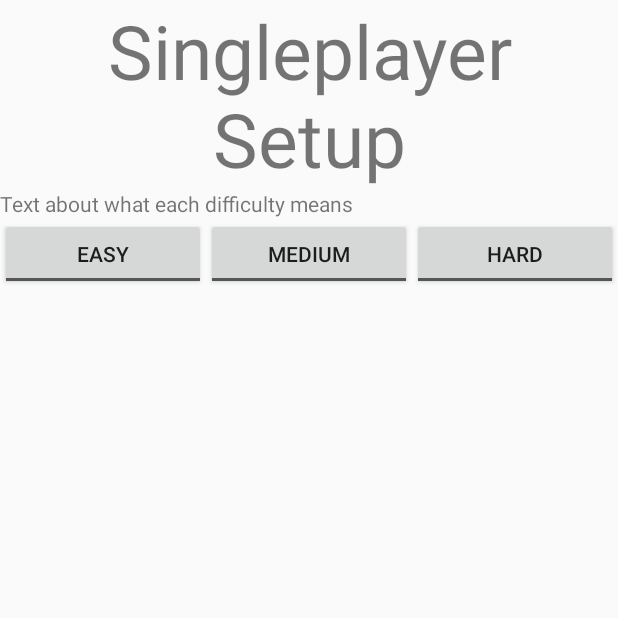
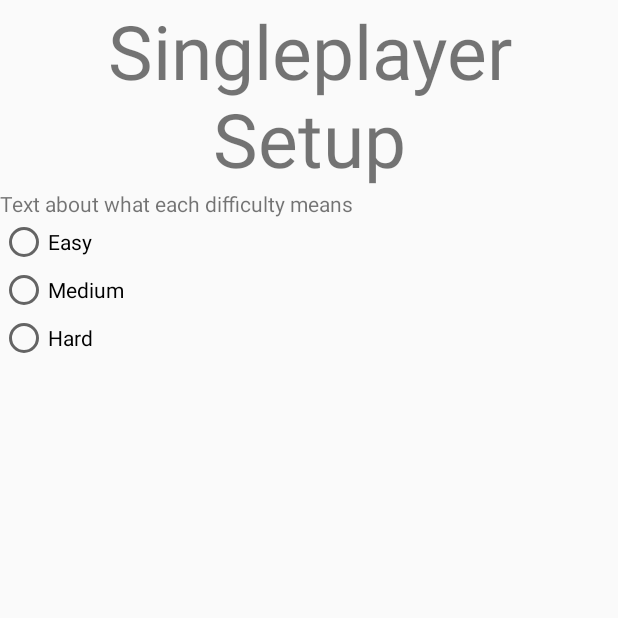
Before and after one commit to Svante-J-TE/HangmanGame, an Android app: the MainSingleplayerSetup screen opened directly, with no data from a screen before it, on a phone screen of 412 x 824 dp, the top half of it. Run offline under Robolectric (Android 15) with nearby library versions, the phone set to English and light mode, and no system bars.

Commit message:
changed togglebutton to radiobutton and have located the cause of diffficulty crashes

```diff
--- a/app/src/main/java/main/game/hangman/MainSingleplayerSetup.java
+++ b/app/src/main/java/main/game/hangman/MainSingleplayerSetup.java
@@ -6,6 +6,7 @@ import android.os.Bundle;
 import android.view.View;
 import android.widget.Button;
 import android.widget.CompoundButton;
+import android.widget.RadioButton;
 import android.widget.ToggleButton;
 
 public class MainSingleplayerSetup extends AppCompatActivity {
@@ -20,52 +21,27 @@ public class MainSingleplayerSetup extends AppCompatActivity {
         super.onCreate(savedInstanceState);
         setContentView(R.layout.singleplayersetup_main);
 
-        buttonEasy = findViewById(R.id.easyButton);
+        final RadioButton buttonEasy = findViewById(R.id.easyButton);
         buttonEasy.setOnClickListener(new View.OnClickListener() {
             @Override
             public void onClick(View view) {
-                buttonEasy.setOnCheckedChangeListener(new CompoundButton.OnCheckedChangeListener() {
-                    @Override
-                    public void onCheckedChanged(CompoundButton compoundButton, boolean active) {
-                        if(active) {
-                            importantData.set_difficulty(1);
-                        }
-                        else { }
-                    }
-                });
+                importantData.set_difficulty(1);
             }
         });
 
-        buttonMedium = findViewById(R.id.mediumButton);
+        final RadioButton buttonMedium = findViewById(R.id.mediumButton);
         buttonMedium.setOnClickListener(new View.OnClickListener() {
             @Override
             public void onClick(View view) {
-                buttonMedium.setOnCheckedChangeListener(new CompoundButton.OnCheckedChangeListener() {
-                    @Override
-                    public void onCheckedChanged(CompoundButton compoundButton, boolean active) {
-                        if(active) {
-                            importantData.set_difficulty(2);
-                        }
-                        else { }
-                    }
-                });
+
             }
         });
 
-        buttonHard = findViewById(R.id.hardButton);
+        final RadioButton buttonHard = findViewById(R.id.hardButton);
         buttonHard.setOnClickListener(new View.OnClickListener() {
             @Override
             public void onClick(View view) {
-                buttonHard.setOnCheckedChangeListener(new CompoundButton.OnCheckedChangeListener() {
-                    @Override
-                    public void onCheckedChanged(CompoundButton compoundButton, boolean active) {
-                        if(active) {
-                            importantData.set_difficulty(3);
-                            saker();
-                        }
-                        else { }
-                    }
-                });
+
             }
         });
 
--- a/app/src/main/res/layout/singleplayersetup_main.xml
+++ b/app/src/main/res/layout/singleplayersetup_main.xml
@@ -31,31 +31,30 @@
             android:orientation="horizontal">
 
 
-            <ToggleButton
+            <RadioGroup
+                android:layout_width="match_parent"
+                android:layout_height="match_parent"
+                android:layout_weight="1" >
+
+                <RadioButton
                     android:id="@+id/easyButton"
-                android:layout_width="wrap_content"
+                    android:layout_width="match_parent"
                     android:layout_height="wrap_content"
-                android:layout_weight="1"
-                android:text="Easy"
-                android:textOff="Easy"
-                android:textOn="Easy" />
+                    android:text="Easy" />
 
-            <ToggleButton
+                <RadioButton
                     android:id="@+id/mediumButton"
-                android:layout_width="wrap_content"
+                    android:layout_width="match_parent"
                     android:layout_height="wrap_content"
-                android:layout_weight="1"
-                android:text="Medium"
-                android:textOff="Medium"
-                android:textOn="Medium" />
+                    android:text="Medium" />
 
-            <ToggleButton
+                <RadioButton
                     android:id="@+id/hardButton"
-                android:layout_width="wrap_content"
+                    android:layout_width="match_parent"
                     android:layout_height="wrap_content"
-                android:layout_weight="1"
-                android:textOff="Hard"
-                android:textOn="Hard" />
+                    android:text="Hard" />
+            </RadioGroup>
+
         </LinearLayout>
     </LinearLayout>
 </androidx.constraintlayout.widget.ConstraintLayout>
```
Lines whose indentation alone changed are shown as unchanged.
